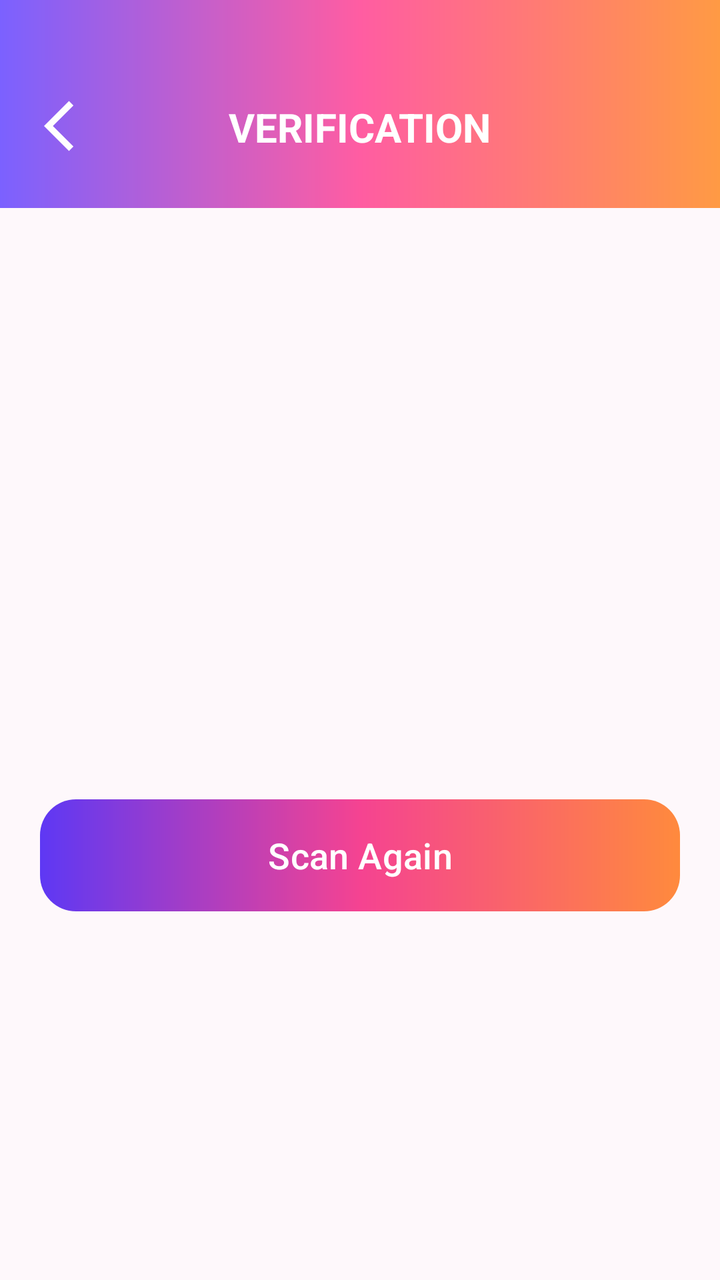
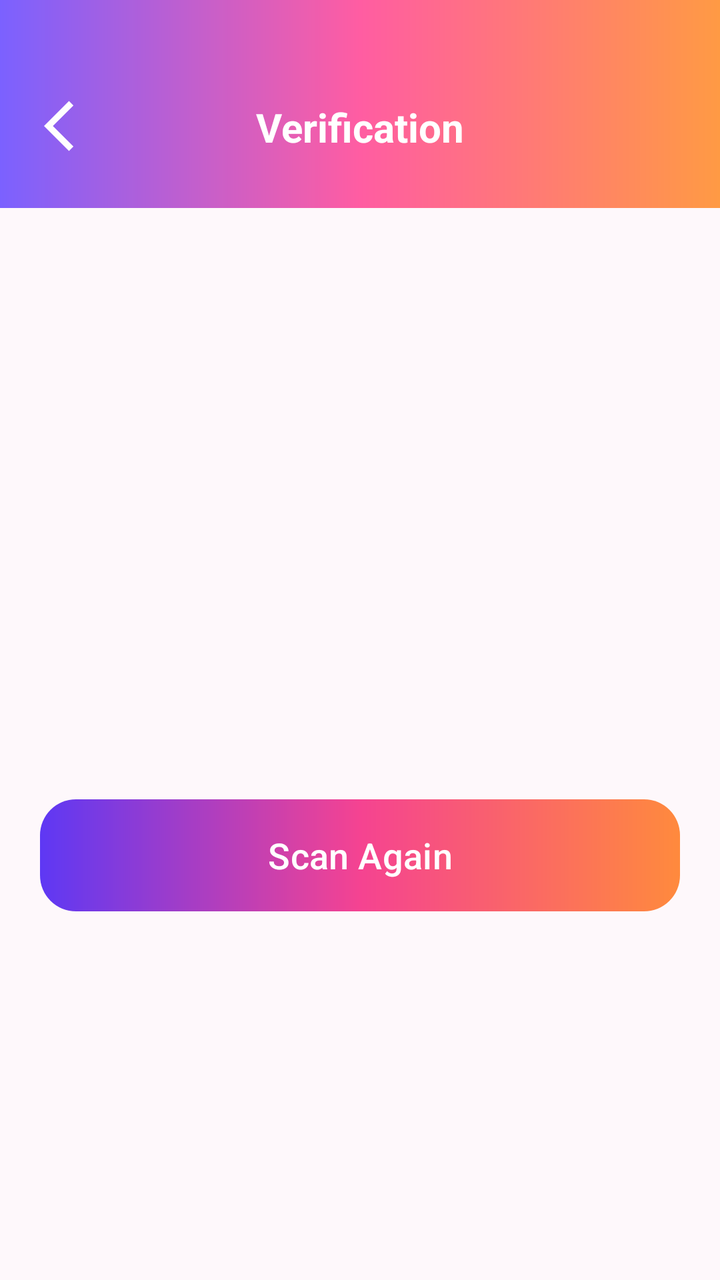

Screens rendered from an Android XML layout before and after an edit, with the pre-edit source and the edit as a unified diff.
<!-- AndroidManifest.xml: application theme Theme.CampusEventPassSystem -->
<!-- res/layout/activity_verification_result.xml -->
<?xml version="1.0" encoding="utf-8"?>
<androidx.constraintlayout.widget.ConstraintLayout
    xmlns:android="http://schemas.android.com/apk/res/android"
    xmlns:app="http://schemas.android.com/apk/res-auto"
    android:id="@+id/main"
    android:layout_width="match_parent"
    android:layout_height="match_parent"
    android:background="#FEF8FB">

    

    <FrameLayout
        android:id="@+id/topBar"
        android:layout_width="0dp"
        android:layout_height="104dp"
        android:background="@drawable/gradient_primary"
        app:layout_constraintTop_toTopOf="parent"
        app:layout_constraintStart_toStartOf="parent"
        app:layout_constraintEnd_toEndOf="parent">

        <ImageView
            android:id="@+id/btnBack"
            android:layout_width="42dp"
            android:layout_height="42dp"
            android:layout_marginStart="16dp"
            android:layout_marginTop="42dp"
            android:padding="6dp"
            android:src="@drawable/baseline_arrow_back_24"
            app:tint="@android:color/white"/>

        <TextView
            android:layout_width="wrap_content"
            android:layout_height="wrap_content"
            android:layout_gravity="top|center_horizontal"
            android:layout_marginTop="50dp"
            android:text="@string/verification"
            android:textColor="@android:color/white"
            android:textSize="20sp"
            android:textStyle="bold"/>

    </FrameLayout>


    <ImageView
        android:id="@+id/imgStatus"
        android:layout_width="130dp"
        android:layout_height="130dp"
        android:layout_marginTop="36dp"
        app:layout_constraintTop_toBottomOf="@id/topBar"
        app:layout_constraintStart_toStartOf="parent"
        app:layout_constraintEnd_toEndOf="parent"/>

    <TextView
        android:id="@+id/tvStatus"
        android:layout_width="wrap_content"
        android:layout_height="wrap_content"
        android:textSize="28sp"
        android:textStyle="bold"
        android:textColor="#2F2346"
        android:layout_marginTop="20dp"
        app:layout_constraintTop_toBottomOf="@id/imgStatus"
        app:layout_constraintStart_toStartOf="parent"
        app:layout_constraintEnd_toEndOf="parent"/>

    <TextView
        android:id="@+id/tvDetails"
        android:layout_width="0dp"
        android:layout_height="wrap_content"
        android:textSize="18sp"
        android:textColor="#5F5F5F"
        android:gravity="center"
        android:layout_marginTop="20dp"
        android:layout_marginStart="20dp"
        android:layout_marginEnd="20dp"
        android:lineSpacingExtra="4dp"
        app:layout_constraintTop_toBottomOf="@id/tvStatus"
        app:layout_constraintStart_toStartOf="parent"
        app:layout_constraintEnd_toEndOf="parent"/>

    <Button
        android:id="@+id/btnScanAgain"
        android:layout_width="0dp"
        android:layout_height="56dp"
        android:layout_marginStart="20dp"
        android:layout_marginEnd="20dp"
        android:layout_marginTop="28dp"
        android:text="@string/scan_again"
        android:textAllCaps="false"
        android:textColor="@android:color/white"
        android:textSize="18sp"
        android:background="@drawable/gradient_button"
        app:backgroundTint="@null"
        app:layout_constraintTop_toBottomOf="@id/tvDetails"
        app:layout_constraintStart_toStartOf="parent"
        app:layout_constraintEnd_toEndOf="parent"/>

</androidx.constraintlayout.widget.ConstraintLayout>
<!-- resources referenced by this layout -->
<resources>
  <!-- drawable baseline_arrow_back_24 (drawable) -->
  <vector xmlns:android="http://schemas.android.com/apk/res/android" android:autoMirrored="true" android:height="24dp" android:tint="#000000" android:viewportHeight="960" android:viewportWidth="960" android:width="24dp">
        
      <path android:fillColor="@android:color/white" android:pathData="M400,880L0,480L400,80L471,151L142,480L471,809L400,880Z"/>
      
  </vector>
  <!-- drawable gradient_button (drawable) -->
  <shape xmlns:android="http://schemas.android.com/apk/res/android">
  
      <gradient
          android:startColor="#5E38F4"
          android:centerColor="#F54391"
          android:endColor="#FF8A3D"
          android:angle="0"
          android:elevation="5dp"/>
  
      <corners android:radius="18dp"/>
  
  
  </shape>
  <!-- drawable gradient_primary (drawable) -->
  <?xml version="1.0" encoding="utf-8"?>
  <shape xmlns:android="http://schemas.android.com/apk/res/android">
  
      <gradient
          android:startColor="@color/primary_purple"
          android:centerColor="@color/primary_pink"
          android:endColor="@color/primary_orange"
          android:angle="0"/>
  
  </shape>
  <string name="scan_again">Scan Again</string>
  <string name="verification">VERIFICATION</string>
  <style name="Theme.CampusEventPassSystem" parent="Base.Theme.CampusEventPassSystem" />
  <color name="primary_purple">#7B61FF</color>
  <color name="primary_pink">#FF5DA2</color>
  <color name="primary_orange">#FF9A44</color>
  <style name="Base.Theme.CampusEventPassSystem" parent="Theme.Material3.DayNight.NoActionBar">
  
          <item name="android:statusBarColor">@color/primary_purple</item>
  
          <item name="android:navigationBarColor">@color/primary_purple</item>
  
          <item name="android:windowLightStatusBar">false</item>
  
          <item name="popupMenuStyle">@style/PopupMenuStyle</item>
  
      </style>
  <style name="PopupMenuStyle" parent="Widget.AppCompat.PopupMenu">
          <item name="android:popupBackground">@drawable/popup_bg</item>
      </style>
  <!-- drawable popup_bg (drawable) -->
  <shape xmlns:android="http://schemas.android.com/apk/res/android">
  
      <solid android:color="#FEF8FB"/>
  
      <corners android:radius="18dp"/>
  
  </shape>
</resources>

<!-- the commit's change to res/layout/activity_verification_result.xml (unified diff, before → after) -->
@@ -28,6 +28,8 @@
             android:src="@drawable/baseline_arrow_back_24"
             app:tint="@android:color/white"/>
 
+        
+
         <TextView
             android:layout_width="wrap_content"
             android:layout_height="wrap_content"
@@ -57,6 +59,7 @@
         android:textSize="28sp"
         android:textStyle="bold"
         android:textColor="#2F2346"
+        android:gravity="center"
         android:layout_marginTop="20dp"
         app:layout_constraintTop_toBottomOf="@id/imgStatus"
         app:layout_constraintStart_toStartOf="parent"
@@ -77,6 +80,8 @@
         app:layout_constraintStart_toStartOf="parent"
         app:layout_constraintEnd_toEndOf="parent"/>
 
+    
+
     <Button
         android:id="@+id/btnScanAgain"
         android:layout_width="0dp"
<!-- resource entries referenced after the edit -->
@@ -32,7 +32,7 @@
   
   </shape>
   <string name="scan_again">Scan Again</string>
-  <string name="verification">VERIFICATION</string>
+  <string name="verification">Verification</string>
   <style name="Theme.CampusEventPassSystem" parent="Base.Theme.CampusEventPassSystem" />
   <color name="primary_purple">#7B61FF</color>
   <color name="primary_pink">#FF5DA2</color>
